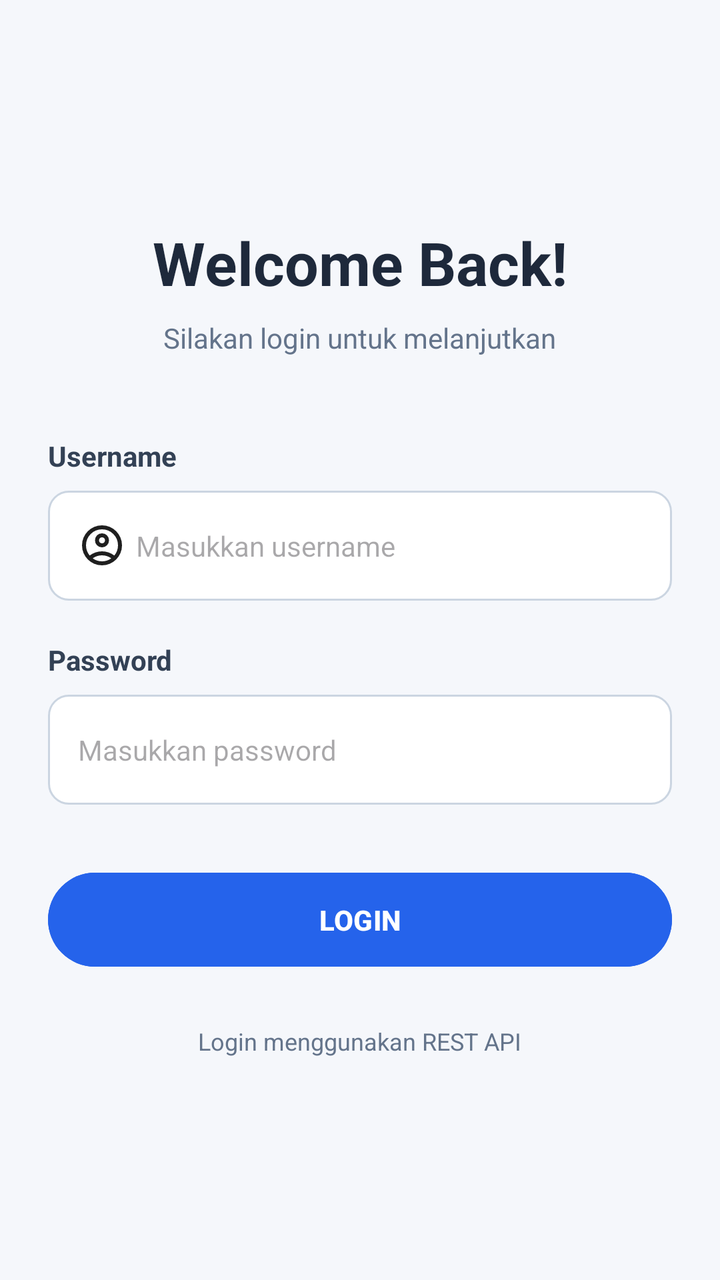
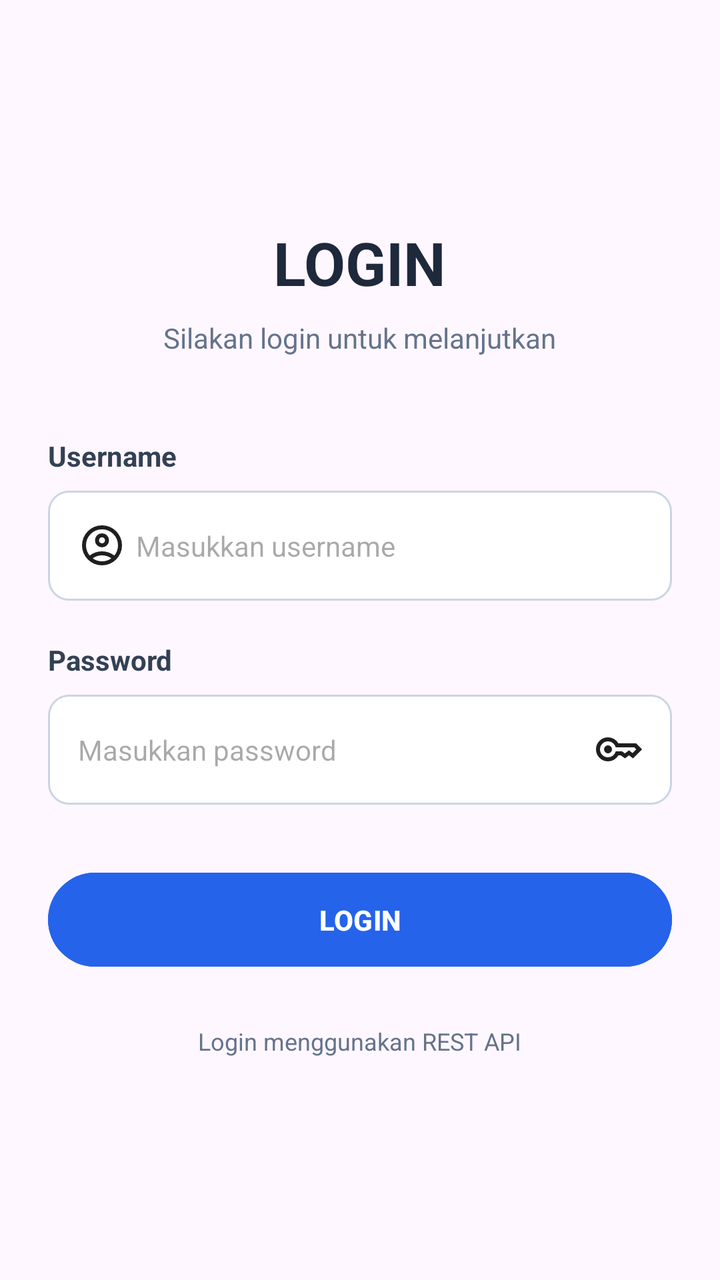

Before-and-after screenshots of an Android layout around one commit, followed by the original layout XML and the change that was made.
<!-- AndroidManifest.xml: application theme Theme.AppBeritaTRPL3D -->
<!-- res/layout/activity_login.xml -->
<?xml version="1.0" encoding="utf-8"?>
<ScrollView xmlns:android="http://schemas.android.com/apk/res/android"
    xmlns:tools="http://schemas.android.com/tools"
    android:layout_width="match_parent"
    android:layout_height="match_parent"
    android:background="#F5F7FB"
    android:fillViewport="true"
    tools:context=".pages.LoginActivity">

    <LinearLayout
        android:layout_width="match_parent"
        android:layout_height="match_parent"
        android:gravity="center"
        android:orientation="vertical"
        android:padding="24dp">

        <TextView
            android:layout_width="wrap_content"
            android:layout_height="wrap_content"
            android:text="Welcome Back!"
            android:textColor="#1E293B"
            android:textSize="30sp"
            android:textStyle="bold" />

        <TextView
            android:layout_width="wrap_content"
            android:layout_height="wrap_content"
            android:layout_marginTop="8dp"
            android:text="Silakan login untuk melanjutkan"
            android:textColor="#64748B"
            android:textSize="14sp" />

        <TextView
            android:layout_width="match_parent"
            android:layout_height="wrap_content"
            android:layout_marginTop="40dp"
            android:text="Username"
            android:textColor="#334155"
            android:textStyle="bold" />

        <EditText
            android:id="@+id/etUsername"
            android:layout_width="match_parent"
            android:layout_height="55dp"
            android:layout_marginTop="8dp"
            android:background="@drawable/bg_edittext"
            android:hint="Masukkan username"
            android:inputType="text"
            android:drawableStart="@drawable/ic_username"
            android:drawablePadding="5dp"
            android:padding="15dp"
            android:textSize="14sp" />


        <TextView
            android:layout_width="match_parent"
            android:layout_height="wrap_content"
            android:layout_marginTop="20dp"
            android:text="Password"
            android:textColor="#334155"
            android:textStyle="bold" />

        <EditText
            android:id="@+id/etPassword"
            android:layout_width="match_parent"
            android:layout_height="55dp"
            android:layout_marginTop="8dp"
            android:background="@drawable/bg_edittext"
            android:hint="Masukkan password"
            android:inputType="textPassword"
            android:padding="15dp"
            android:textSize="14sp" />

        
        <Button
            android:id="@+id/btnLogin"
            android:layout_width="match_parent"
            android:layout_height="55dp"
            android:layout_marginTop="30dp"
            android:backgroundTint="#2563EB"
            android:text="LOGIN"
            android:textColor="#FFFFFF"
            android:textStyle="bold" />

        <TextView
            android:layout_width="wrap_content"
            android:layout_height="wrap_content"
            android:layout_marginTop="25dp"
            android:text="Login menggunakan REST API"
            android:textColor="#64748B"
            android:textSize="12sp" />

    </LinearLayout>

</ScrollView>
<!-- resources referenced by this layout -->
<resources>
  <!-- drawable bg_edittext (drawable) -->
  <?xml version="1.0" encoding="utf-8"?>
  <shape xmlns:android="http://schemas.android.com/apk/res/android">
  
      <solid android:color="#FFFFFF" />
  
      <corners android:radius="10dp" />
  
      <stroke
          android:width="1dp"
          android:color="#CBD5E1" />
  
  </shape>
  <!-- drawable ic_username (drawable) -->
  <vector xmlns:android="http://schemas.android.com/apk/res/android"
      android:width="24dp"
      android:height="24dp"
      android:viewportWidth="24"
      android:viewportHeight="24">
    <path
        android:pathData="M5.85,17.1q1.27,-0.98 2.85,-1.54T12,15t3.3,0.56t2.85,1.54q0.88,-1.03 1.36,-2.33T20,12q0,-3.33 -2.34,-5.66T12,4Q8.68,4 6.34,6.34T4,12q0,1.47 0.49,2.78q0.49,1.3 1.36,2.33ZM9.51,11.99Q8.5,10.98 8.5,9.5q0,-1.48 1.01,-2.49T12,6t2.49,1.01T15.5,9.5t-1.01,2.49T12,13q-1.47,0 -2.49,-1.01ZM12,22q-2.07,0 -3.9,-0.79q-1.82,-0.79 -3.17,-2.14Q3.58,17.73 2.79,15.9T2,12Q2,9.92 2.79,8.1Q3.58,6.27 4.93,4.93Q6.28,3.57 8.1,2.79Q9.93,2 12,2t3.9,0.79t3.17,2.14q1.35,1.35 2.14,3.17Q22,9.92 22,12t-0.79,3.9t-2.14,3.17q-1.35,1.35 -3.17,2.14T12,22ZM14.5,19.61q1.18,-0.39 2.15,-1.11q-0.98,-0.73 -2.15,-1.11T12,17T9.5,17.39Q8.33,17.77 7.35,18.5q0.98,0.73 2.15,1.11T12,20t2.5,-0.39ZM13.08,10.57Q13.5,10.15 13.5,9.5T13.08,8.42T12,8T10.93,8.42T10.5,9.5t0.43,1.07T12,11t1.08,-0.43ZM12,9.5ZM12,18.5Z"
        android:fillColor="#1f1f1f"/>
  </vector>
  <style name="Theme.AppBeritaTRPL3D" parent="Base.Theme.AppBeritaTRPL3D" />
  <style name="Base.Theme.AppBeritaTRPL3D" parent="Theme.Material3.DayNight.NoActionBar">
          
          
      </style>
</resources>

<!-- the commit's change to res/layout/activity_login.xml (unified diff, before → after) -->
@@ -1,10 +1,10 @@
 <?xml version="1.0" encoding="utf-8"?>
-<ScrollView xmlns:android="http://schemas.android.com/apk/res/android"
+<RelativeLayout xmlns:android="http://schemas.android.com/apk/res/android"
+    xmlns:app="http://schemas.android.com/apk/res-auto"
     xmlns:tools="http://schemas.android.com/tools"
+    android:id="@+id/main"
     android:layout_width="match_parent"
     android:layout_height="match_parent"
-    android:background="#F5F7FB"
-    android:fillViewport="true"
     tools:context=".pages.LoginActivity">
 
     <LinearLayout
@@ -17,7 +17,7 @@
         <TextView
             android:layout_width="wrap_content"
             android:layout_height="wrap_content"
-            android:text="Welcome Back!"
+            android:text="LOGIN"
             android:textColor="#1E293B"
             android:textSize="30sp"
             android:textStyle="bold" />
@@ -44,10 +44,10 @@
             android:layout_height="55dp"
             android:layout_marginTop="8dp"
             android:background="@drawable/bg_edittext"
+            android:drawableStart="@drawable/ic_username"
+            android:drawablePadding="5dp"
             android:hint="Masukkan username"
             android:inputType="text"
-            android:drawableStart="@drawable/ic_username"
-            android:drawablePadding="5dp"
             android:padding="15dp"
             android:textSize="14sp" />
 
@@ -66,12 +66,14 @@
             android:layout_height="55dp"
             android:layout_marginTop="8dp"
             android:background="@drawable/bg_edittext"
+            android:drawableEnd="@drawable/ic_password"
+            android:drawablePadding="5dp"
             android:hint="Masukkan password"
             android:inputType="textPassword"
             android:padding="15dp"
             android:textSize="14sp" />
 
-        
+
         <Button
             android:id="@+id/btnLogin"
             android:layout_width="match_parent"
@@ -92,4 +94,4 @@
 
     </LinearLayout>
 
-</ScrollView>
+</RelativeLayout>
<!-- resource entries referenced after the edit -->
@@ -13,6 +13,16 @@
           android:color="#CBD5E1" />
   
   </shape>
+  <!-- drawable ic_password (drawable) -->
+  <vector xmlns:android="http://schemas.android.com/apk/res/android"
+      android:width="24dp"
+      android:height="24dp"
+      android:viewportWidth="24"
+      android:viewportHeight="24">
+    <path
+        android:pathData="M5.59,13.41Q5,12.83 5,12t0.59,-1.41T7,10q0.83,0 1.41,0.59Q9,11.18 9,12T8.41,13.41Q7.83,14 7,14T5.59,13.41ZM7,18q-2.5,0 -4.25,-1.75T1,12T2.75,7.75T7,6q1.68,0 3.04,0.82T12.2,9L21,9l3,3l-4.5,4.5l-2,-1.5l-2,1.5L13.38,15L12.2,15q-0.8,1.35 -2.16,2.18T7,18ZM7,16q1.4,0 2.46,-0.85T10.88,13L14,13l1.45,1.02L17.5,12.5l1.78,1.38L21.15,12l-1,-1L10.88,11Q10.53,9.7 9.46,8.85T7,8Q5.35,8 4.18,9.17T3,12t1.17,2.82T7,16Z"
+        android:fillColor="#1f1f1f"/>
+  </vector>
   <!-- drawable ic_username (drawable) -->
   <vector xmlns:android="http://schemas.android.com/apk/res/android"
       android:width="24dp"
